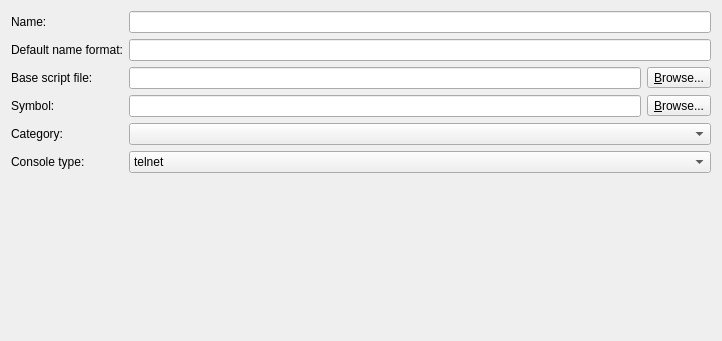
First picture: the form in gns3/modules/vpcs/ui/vpcs_node_configuration_page.ui, repository GNS3/gns3-gui, before the edit.
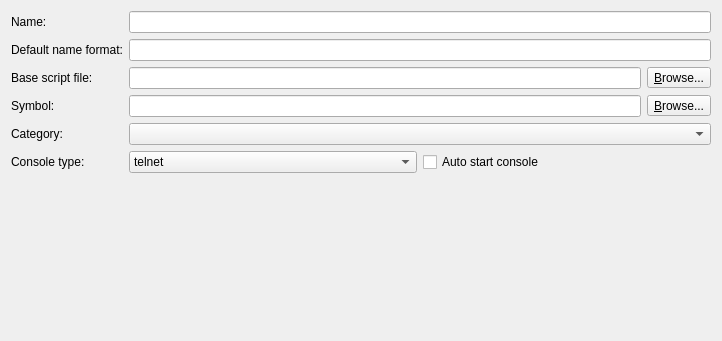
Second picture: the form after the edit.

Commit message: Support for console auto start. Fixes #1910

Patch:
```diff
--- a/gns3/modules/vpcs/ui/vpcs_node_configuration_page.ui
+++ b/gns3/modules/vpcs/ui/vpcs_node_configuration_page.ui
@@ -107,6 +107,8 @@
     </widget>
    </item>
    <item row="5" column="2">
+    <layout class="QHBoxLayout" name="horizontalLayout">
+     <item>
     <widget class="QComboBox" name="uiConsoleTypeComboBox">
      <item>
       <property name="text">
@@ -119,6 +121,15 @@
       </property>
      </item>
     </widget>
+     </item>
+     <item>
+      <widget class="QCheckBox" name="uiConsoleAutoStartCheckBox">
+       <property name="text">
+        <string>Auto start console</string>
+       </property>
+      </widget>
+     </item>
+    </layout>
    </item>
    <item row="6" column="1" colspan="2">
     <spacer name="spacer">
```
Lines whose indentation alone changed are shown as unchanged. The commit also changes 42 other files.
